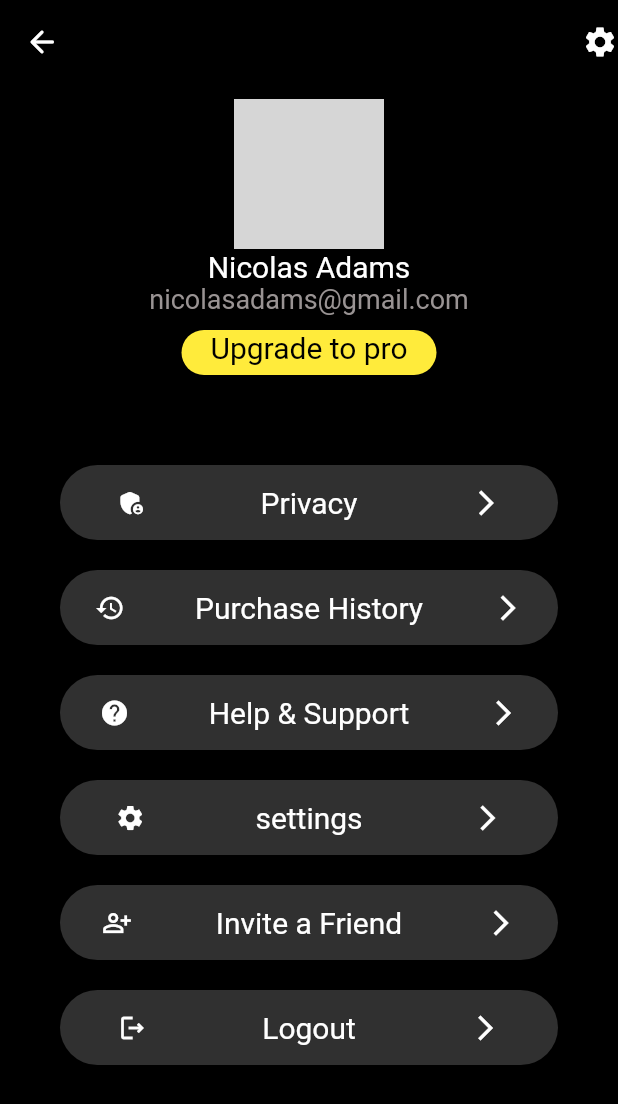
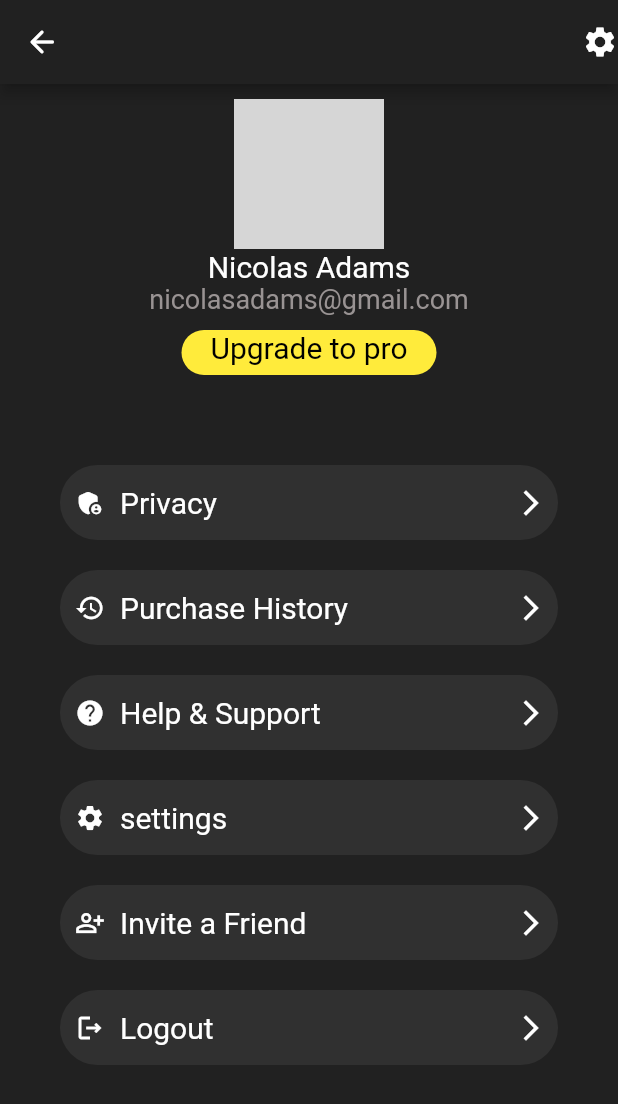
Before and after one commit to youssefessmat/session2_Task1, a Flutter app: the screen it shows after launch, on a phone screen of 412 x 824 dp. Shown: the top 1104 px of the screen. Run offline on Flutter 3.47's test engine with Material 2 defaults, Android fonts, the phone set to English and light mode, and no system bars; missing offline and left inert: dart:html; grey boxes are pictures that could not be loaded.

Commit message:
Workshop2 commit2

```diff
--- a/lib/components/profile_cards.dart
+++ b/lib/components/profile_cards.dart
@@ -19,24 +19,27 @@ class PrayerCard extends StatelessWidget {
               borderRadius: BorderRadius.circular(30), color: Colors.grey[850]),
           child:
               Row(
-                //crossAxisAlignment: CrossAxisAlignment.start,
-                mainAxisAlignment: MainAxisAlignment.spaceAround,
+
                  children: [
+                  const SizedBox(width:10),
             Icon(
               icon,
               size: 20,
               color: Colors.white,
             ),
+            SizedBox(width: 10),
             Text(
               name,
-              textAlign: TextAlign.right,
               style: const TextStyle(fontSize: 20, color: Colors.white),
             ),
+            Spacer(),
             const Icon(
               Icons.arrow_forward_ios_sharp,
               size: 20,
               color: Colors.white,
-            )
+            ),
+            const SizedBox(width:8)
+
           ]),
         ));
   }
--- a/lib/components/user_details.dart
+++ b/lib/components/user_details.dart
@@ -10,7 +10,7 @@ class UserDetails extends StatelessWidget {
   Widget build(BuildContext context) {
     return Container(
         // ignore: prefer_const_constructors
-        decoration: BoxDecoration(color: Colors.black),
+        decoration: BoxDecoration(color: Colors.grey[900]),
         child: Column(
 
             // ignore: prefer_const_literals_to_create_immutables
--- a/lib/screens/profile_screen.dart
+++ b/lib/screens/profile_screen.dart
@@ -15,9 +15,9 @@ class ProfileScreen extends StatelessWidget {
           color: Colors.white,
         ),
         actions: const [Icon(Icons.settings)],
-        backgroundColor: Colors.black,
+        backgroundColor: Colors.grey[900],
       ),
-      backgroundColor: Colors.black,
+      backgroundColor: Colors.grey[900],
       body: Column(
         children: [
           Padding(
@@ -31,7 +31,7 @@ class ProfileScreen extends StatelessWidget {
               child: Container(
                   decoration: BoxDecoration(
                       borderRadius: BorderRadius.circular(15),
-                      color: Colors.black),
+                      color: Colors.grey[900]),
                   alignment: Alignment.center,
                   child: Column(
                     children: Settingslayout.map(
```
Also changed, not shown: lib/models/prayers.dart (deleted, +0 -16 lines).
